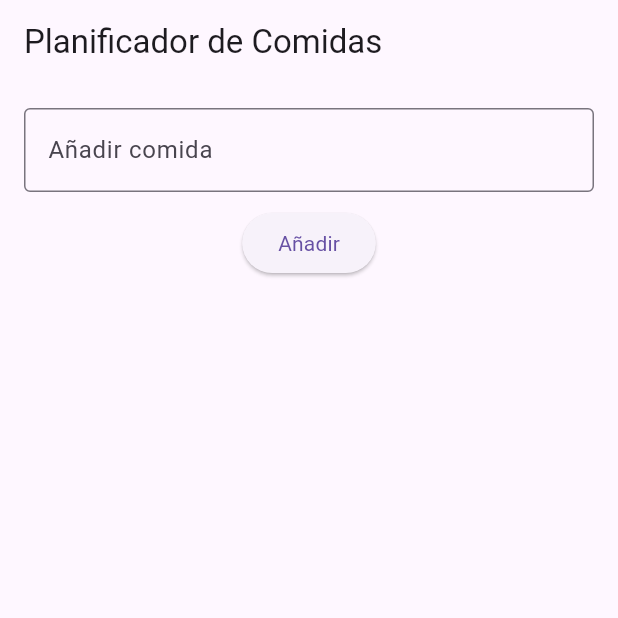
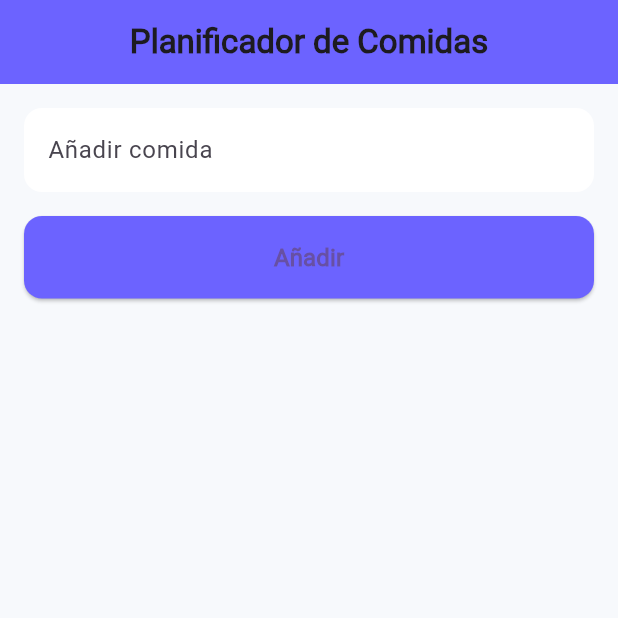
Before and after one commit to martatorredev/mtdev-planificador-comidas, a Flutter app: the screen it shows after launch, on a phone screen of 412 x 824 dp, the top half of it. Run offline on Flutter 3.47's test engine with Material 3 defaults, Android fonts, the phone set to English and light mode, and no system bars; Roboto replaces fonts that are missing (Poppins).

Commit message:
design test

```diff
--- a/lib/screens/home_screen.dart
+++ b/lib/screens/home_screen.dart
@@ -1,63 +1,116 @@
 import 'package:flutter/material.dart';
 
 class HomeScreen extends StatefulWidget {
-  const HomeScreen({Key? key}) : super(key: key);
-
   @override
   _HomeScreenState createState() => _HomeScreenState();
 }
 
 class _HomeScreenState extends State<HomeScreen> {
-  final List<String> _meals = []; // Lista de comidas
-  final TextEditingController _mealController = TextEditingController();
+  final TextEditingController _controller = TextEditingController();
+  final List<String> _meals = [];
 
   void _addMeal() {
-    if (_mealController.text.isNotEmpty) {
+    if (_controller.text.isNotEmpty) {
       setState(() {
-        _meals.add(_mealController.text);
-        _mealController.clear();
+        _meals.add(_controller.text);
+        _controller.clear();
       });
     }
-  }
-
-  void _removeMeal(int index) {
-    setState(() {
-      _meals.removeAt(index);
-    });
   }
 
   @override
   Widget build(BuildContext context) {
     return Scaffold(
+      backgroundColor: const Color(0xFFF7F9FC), // Fondo claro
       appBar: AppBar(
-        title: const Text('Planificador de Comidas'),
+        backgroundColor: const Color(0xFF6C63FF), // Morado moderno
+        title: const Text(
+          'Planificador de Comidas',
+          style: TextStyle(
+            fontFamily: 'Poppins',
+            fontWeight: FontWeight.bold,
+          ),
+        ),
+        centerTitle: true,
+        elevation: 0,
       ),
       body: Padding(
         padding: const EdgeInsets.all(16.0),
         child: Column(
+          crossAxisAlignment: CrossAxisAlignment.stretch,
           children: [
             TextField(
-              controller: _mealController,
-              decoration: const InputDecoration(
-                labelText: 'Añadir comida',
-                border: OutlineInputBorder(),
+              controller: _controller,
+              decoration: InputDecoration(
+                hintText: 'Añadir comida',
+                hintStyle: const TextStyle(
+                  fontFamily: 'Poppins',
+                  fontSize: 16,
+                ),
+                filled: true,
+                fillColor: Colors.white,
+                border: OutlineInputBorder(
+                  borderRadius: BorderRadius.circular(12),
+                  borderSide: BorderSide.none,
+                ),
+              ),
+              style: const TextStyle(
+                fontFamily: 'Poppins',
               ),
             ),
-            const SizedBox(height: 10),
+            const SizedBox(height: 16),
             ElevatedButton(
               onPressed: _addMeal,
-              child: const Text('Añadir'),
+              style: ElevatedButton.styleFrom(
+                backgroundColor: const Color(0xFF6C63FF), // Botón morado
+                padding: const EdgeInsets.symmetric(vertical: 16),
+                shape: RoundedRectangleBorder(
+                  borderRadius: BorderRadius.circular(12),
+                ),
+              ),
+              child: const Text(
+                'Añadir',
+                style: TextStyle(
+                  fontFamily: 'Poppins',
+                  fontSize: 16,
+                  fontWeight: FontWeight.bold,
+                ),
+              ),
             ),
-            const SizedBox(height: 20),
+            const SizedBox(height: 24),
             Expanded(
               child: ListView.builder(
                 itemCount: _meals.length,
                 itemBuilder: (context, index) {
-                  return ListTile(
-                    title: Text(_meals[index]),
-                    trailing: IconButton(
-                      icon: const Icon(Icons.delete),
-                      onPressed: () => _removeMeal(index),
+                  return Card(
+                    elevation: 2,
+                    margin: const EdgeInsets.symmetric(vertical: 8),
+                    shape: RoundedRectangleBorder(
+                      borderRadius: BorderRadius.circular(12),
+                    ),
+                    child: ListTile(
+                      leading: const Icon(
+                        Icons.fastfood,
+                        color: Color(0xFF6C63FF),
+                      ),
+                      title: Text(
+                        _meals[index],
+                        style: const TextStyle(
+                          fontFamily: 'Poppins',
+                          fontSize: 16,
+                        ),
+                      ),
+                      trailing: IconButton(
+                        icon: const Icon(
+                          Icons.delete,
+                          color: Colors.redAccent,
+                        ),
+                        onPressed: () {
+                          setState(() {
+                            _meals.removeAt(index);
+                          });
+                        },
+                      ),
                     ),
                   );
                 },
```
